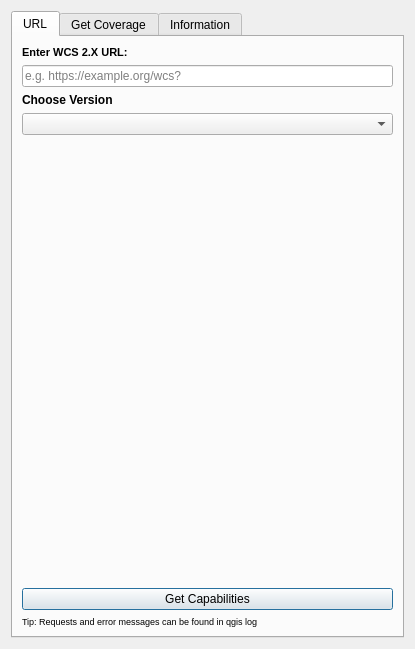
This is simplewcs_dialog_base.ui in marcusmohr/simplewcs2 as Qt 5 draws it before an edit. The edited form follows.
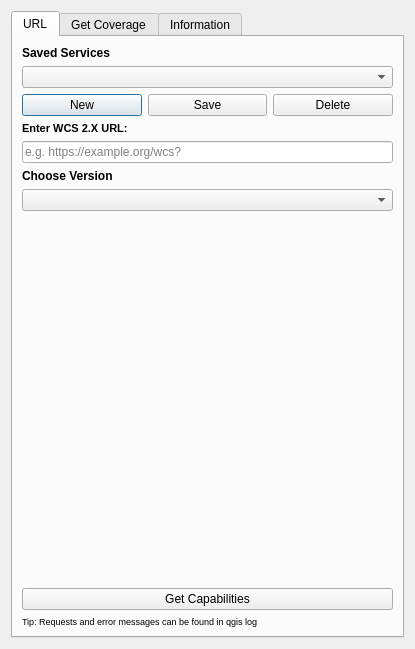
This is the edited form.

Commit message: Added an URL-manager in `simplewcs_dialog` which is able to save multiple wcs-urls with its wcs-version.

Patch:
```diff
--- a/simplewcs_dialog_base.ui
+++ b/simplewcs_dialog_base.ui
@@ -39,6 +39,61 @@
        <string>URL</string>
       </attribute>
       <layout class="QVBoxLayout" name="verticalLayout_2">
+        <item>
+         <widget class="QLabel" name="lblSavedServices">
+          <property name="font">
+           <font>
+            <weight>75</weight>
+            <bold>true</bold>
+           </font>
+          </property>
+          <property name="text">
+           <string>Saved Services</string>
+          </property>
+         </widget>
+        </item>
+        <item>
+         <widget class="QComboBox" name="cbSavedServices"/>
+        </item>
+        <item>
+         <widget class="QWidget" name="wgSavedServiceActions" native="true">
+          <layout class="QHBoxLayout" name="horizontalLayout_3">
+           <property name="leftMargin">
+            <number>0</number>
+           </property>
+           <property name="topMargin">
+            <number>0</number>
+           </property>
+           <property name="rightMargin">
+            <number>0</number>
+           </property>
+           <property name="bottomMargin">
+            <number>0</number>
+           </property>
+           <item>
+            <widget class="QPushButton" name="btnNewService">
+             <property name="text">
+              <string>New</string>
+             </property>
+            </widget>
+           </item>
+           <item>
+            <widget class="QPushButton" name="btnSaveService">
+             <property name="text">
+              <string>Save</string>
+             </property>
+            </widget>
+           </item>
+           <item>
+            <widget class="QPushButton" name="btnDeleteService">
+             <property name="text">
+              <string>Delete</string>
+             </property>
+            </widget>
+           </item>
+          </layout>
+         </widget>
+        </item>
        <item>
         <widget class="QLabel" name="lblUrl">
          <property name="font">
```
The commit also changes 1 other file.
